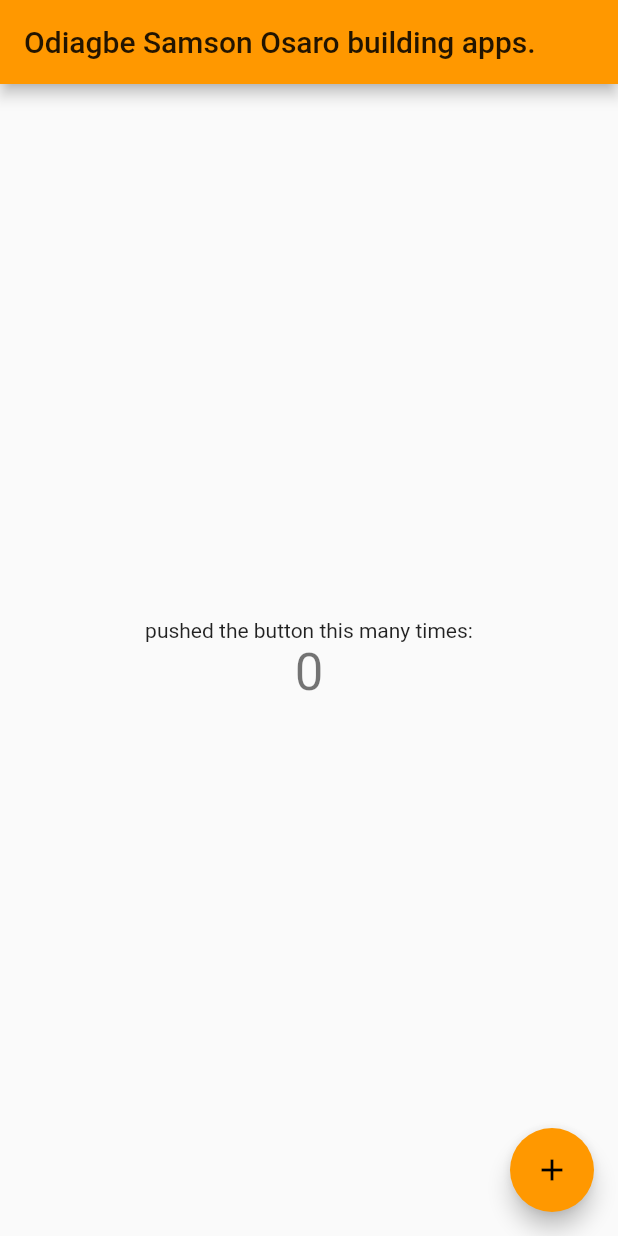
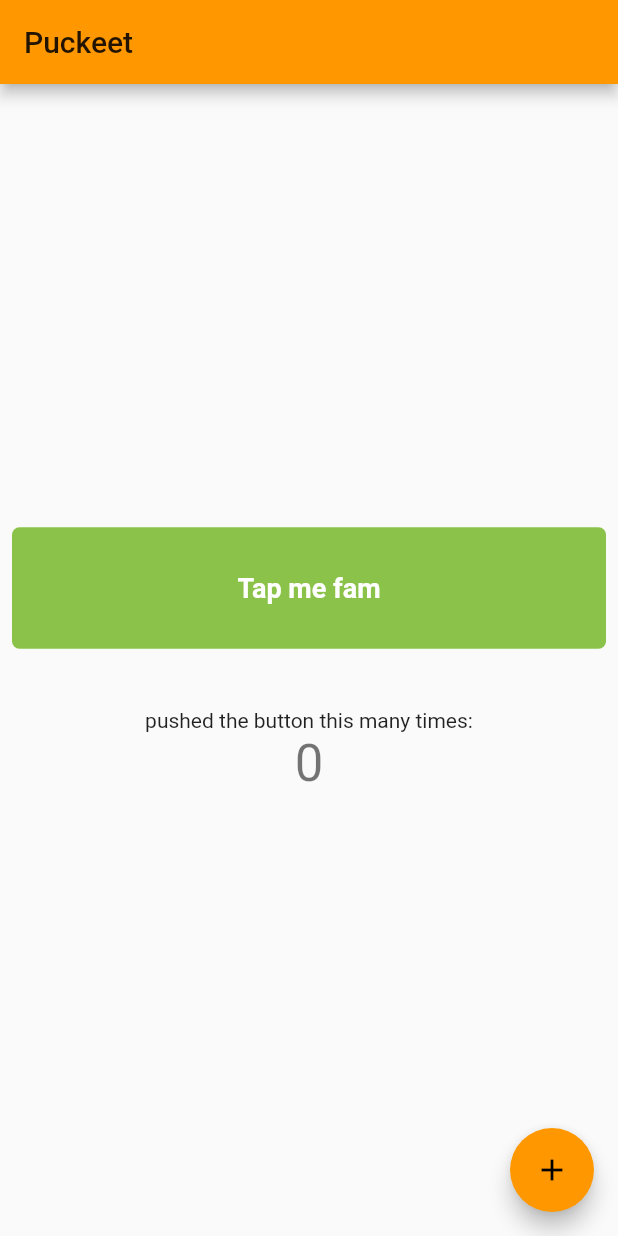
Before and after one commit to sammyodiagbe/flutter-journey, a Flutter app: the screen it shows after launch, on a phone screen of 412 x 824 dp. Run offline on Flutter 3.47's test engine with Material 2 defaults, Android fonts, the phone set to English and light mode, and no system bars.

Commit message:
learning flutter

```diff
--- a/rida/lib/main.dart
+++ b/rida/lib/main.dart
@@ -11,19 +11,11 @@ class MyApp extends StatelessWidget {
     return MaterialApp(
       title: 'Flutter Demo',
       theme: ThemeData(
-        // This is the theme of your application.
-        //
-        // Try running your application with "flutter run". You'll see the
-        // application has a blue toolbar. Then, without quitting the app, try
-        // changing the primarySwatch below to Colors.green and then invoke
-        // "hot reload" (press "r" in the console where you ran "flutter run",
-        // or simply save your changes to "hot reload" in a Flutter IDE).
-        // Notice that the counter didn't reset back to zero; the application
-        // is not restarted.
+
         primarySwatch: Colors.orange,
       ),
       debugShowCheckedModeBanner: false,
-      home: MyHomePage(title: 'Odiagbe Samson Osaro building apps.'),
+      home: MyHomePage(title: 'Puckeet'),
     );
   }
 }
@@ -94,6 +86,20 @@ class _MyHomePageState extends State<MyHomePage> {
           // horizontal).
           mainAxisAlignment: MainAxisAlignment.center,
           children: <Widget>[
+            GestureDetector(
+              onTap: _incrementCounter,
+              child: Container(
+                padding: EdgeInsets.symmetric(vertical: 30),
+                margin: EdgeInsets.symmetric(horizontal: 8),
+                decoration: BoxDecoration(
+                  borderRadius: BorderRadius.circular(5),
+                  color: Colors.lightGreen[500]
+                ),
+                child: Center(child: Text('Tap me fam', style: TextStyle(fontWeight: FontWeight.w700, fontSize: 18, color: Colors.white),),),
+              ),
+
+            ),
+            Padding(padding: EdgeInsets.symmetric(vertical: 20),),
             Text(
               'pushed the button this many times:',
             ),
```
